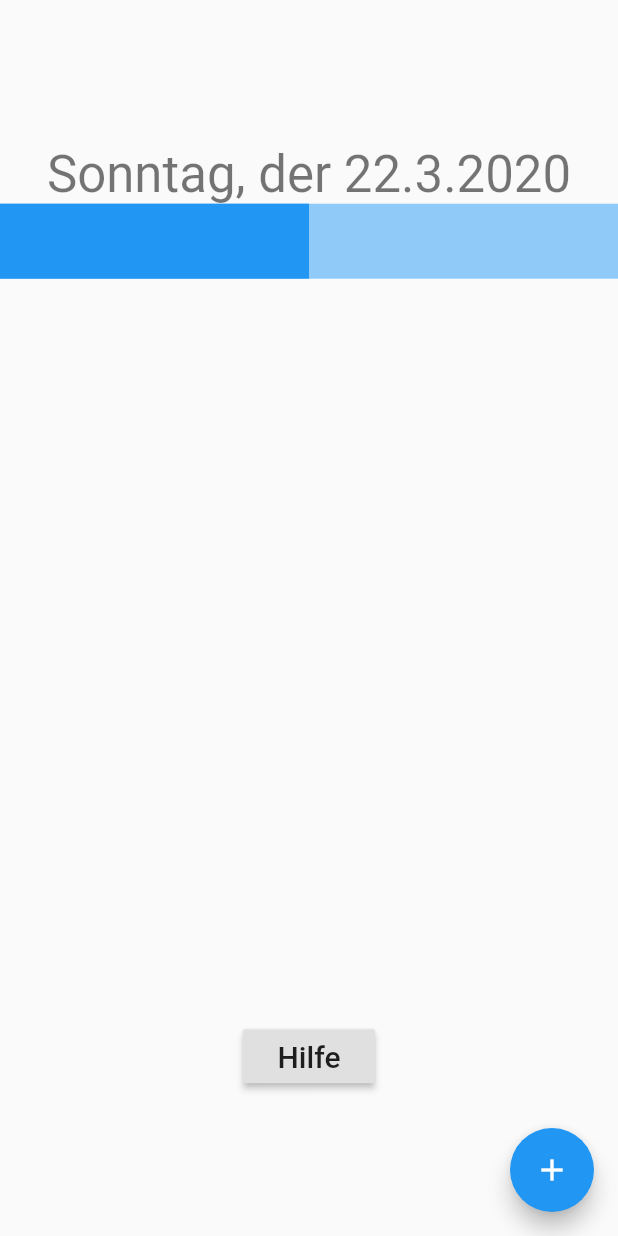
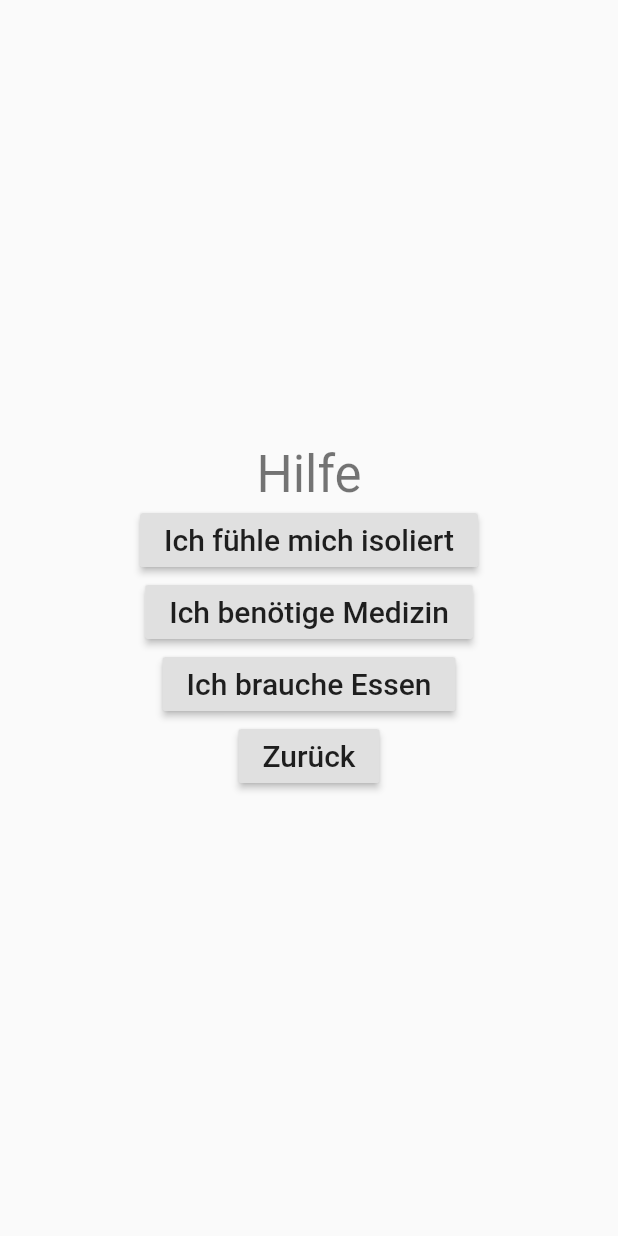
Before and after one commit to jan1na/DailyBuddy, a Flutter app: the screen it shows after launch, after a tap on "Hilfe", on a phone screen of 412 x 824 dp. Run offline on Flutter 3.47's test engine with Material 2 defaults, Android fonts, the phone set to English and light mode, and no system bars; accounts and stored records are empty.

Commit message:
Add help

```diff
--- a/lib/pages/help.dart
+++ b/lib/pages/help.dart
@@ -0,0 +1,67 @@
+import 'package:flutter/material.dart';
+import 'hub.dart';
+
+class Help extends StatefulWidget {
+  Help({Key key, this.screenChanged})
+      : super(key: key);
+
+  final ValueChanged<Widget> screenChanged;
+
+  @override
+  HelpState createState() => HelpState();
+}
+
+class HelpState extends State<Help> {
+  @override
+  Widget build(BuildContext context) {
+    return Scaffold(
+      body: Center(
+        child: Column(
+          mainAxisAlignment: MainAxisAlignment.center,
+          children: <Widget>[
+            Text(
+              'Hilfe',
+              style: Theme.of(context).textTheme.display1,
+            ),
+            RaisedButton(
+              onPressed: () {
+
+              },
+              child: Text(
+                'Ich fühle mich isoliert',
+                style: TextStyle(fontSize: 20)
+              ),
+            ),
+            RaisedButton(
+              onPressed: () {
+
+              },
+              child: Text(
+                'Ich benötige Medizin',
+                style: TextStyle(fontSize: 20)
+              ),
+            ),
+            RaisedButton(
+              onPressed: () {
+
+              },
+              child: Text(
+                'Ich brauche Essen',
+                style: TextStyle(fontSize: 20)
+              ),
+            ),
+            RaisedButton(
+              onPressed: () {
+                widget.screenChanged(new Hub(screenChanged: widget.screenChanged));
+              },
+              child: Text(
+                'Zurück',
+                style: TextStyle(fontSize: 20)
+              ),
+            ),
+          ],
+        ),
+      ),
+    );
+  }
+}
--- a/lib/pages/hub.dart
+++ b/lib/pages/hub.dart
@@ -1,5 +1,6 @@
 import 'package:flutter/material.dart';
 import 'createtodo.dart';
+import 'help.dart';
 import '../user.dart';
 
 class Hub extends StatefulWidget {
@@ -13,12 +14,6 @@ class Hub extends StatefulWidget {
 }
 
 class HubState extends State<Hub> {
-  HubState();
-
-  void add() {
-    widget.screenChanged(new CreateTodo(screenChanged: widget.screenChanged));
-  }
-
   @override
   Widget build(BuildContext context) {
     var now = DateTime.now();
@@ -73,7 +68,7 @@ class HubState extends State<Hub> {
             ),
             RaisedButton(
               onPressed: () {
-                //screenChanged(new FromTo(title: 'Von Bis', screenChanged: screenChanged));
+                widget.screenChanged(new Help(screenChanged: widget.screenChanged));
               },
               child: Text(
                 'Hilfe',
@@ -84,7 +79,9 @@ class HubState extends State<Hub> {
         ),
       ),
       floatingActionButton: FloatingActionButton(
-        onPressed: add,
+        onPressed: () {
+          widget.screenChanged(new CreateTodo(screenChanged: widget.screenChanged));
+        },
         tooltip: 'Neues Todo',
         child: Icon(Icons.add),
       ),
```
